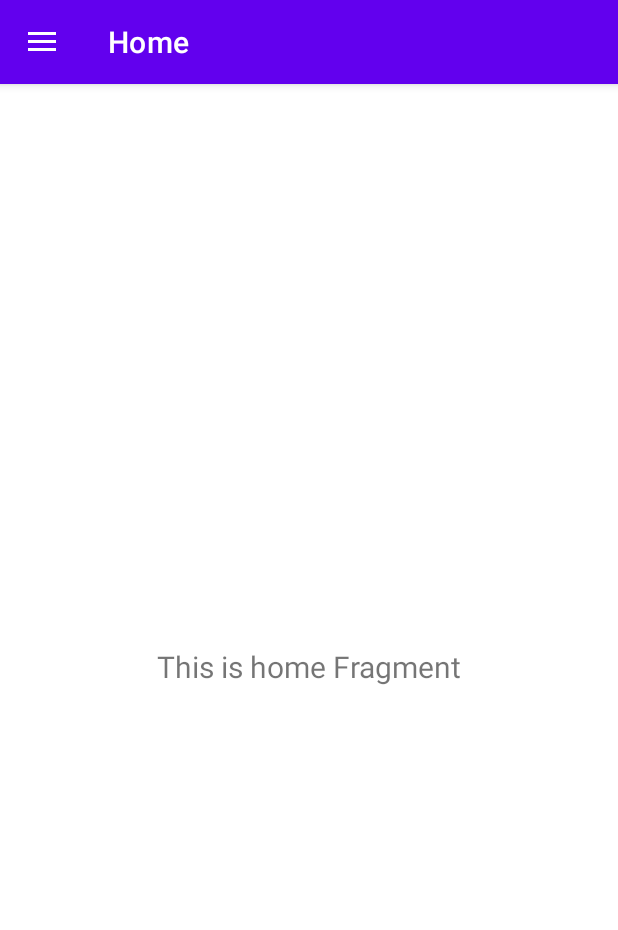
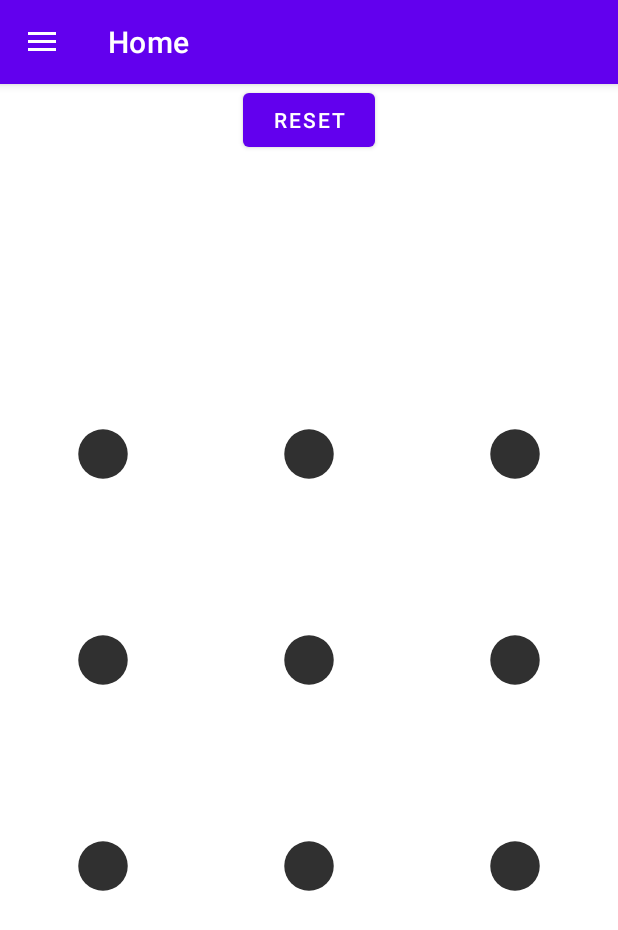
Before and after one commit to IO-Bezpiecznik/bezpiecznik, an Android app: the screen it shows after launch (MainActivity), on a phone screen of 412 x 824 dp. Shown: the top 930 px of the screen. Run offline under Robolectric (Android 15) with nearby library versions, the phone set to English and light mode, and no system bars; our stand-ins replace Room's generated code, navigation-ui.

Commit message:
displaying lock pattern view on the home fragment

```diff
--- a/app/src/main/java/com/example/bezpiecznik/ui/home/HomeFragment.kt
+++ b/app/src/main/java/com/example/bezpiecznik/ui/home/HomeFragment.kt
@@ -4,11 +4,13 @@ import android.os.Bundle
 import android.view.LayoutInflater
 import android.view.View
 import android.view.ViewGroup
+import android.widget.Button
 import android.widget.TextView
 import androidx.fragment.app.Fragment
 import androidx.lifecycle.Observer
 import androidx.lifecycle.ViewModelProvider
 import com.example.bezpiecznik.databinding.FragmentHomeBinding
+import com.example.bezpiecznik.ui.lockPatternView.LockPatternView
 
 class HomeFragment : Fragment() {
     private lateinit var homeViewModel: HomeViewModel
@@ -27,10 +29,15 @@ class HomeFragment : Fragment() {
         _binding = FragmentHomeBinding.inflate(inflater, container, false)
         val root: View = binding.root
 
-        val textView: TextView = binding.textHome
-        homeViewModel.text.observe(viewLifecycleOwner, Observer {
-            textView.text = it
-        })
+        val lpv: LockPatternView = binding.plvMain
+        lpv.listOfPoints = homeViewModel.listOfPoints
+        lpv.setSize(homeViewModel.size[0], homeViewModel.size[1])
+
+        val resetButton: Button = binding.btnReset
+        resetButton.setOnClickListener {
+            lpv.reset()
+        }
+
         return root
     }
 
--- a/app/src/main/java/com/example/bezpiecznik/ui/home/HomeViewModel.kt
+++ b/app/src/main/java/com/example/bezpiecznik/ui/home/HomeViewModel.kt
@@ -6,8 +6,11 @@ import androidx.lifecycle.ViewModel
 
 class HomeViewModel : ViewModel() {
 
-    private val _text = MutableLiveData<String>().apply {
-        value = "This is home Fragment"
-    }
-    val text: LiveData<String> = _text
+    var listOfPoints: List<List<Int>> = listOf(
+        listOf(1,1,1),
+        listOf(1,1,1),
+        listOf(1,1,1)
+    )
+
+    var size: List<Int> = listOf(3, 3)
 }
--- a/app/src/main/res/layout/fragment_home.xml
+++ b/app/src/main/res/layout/fragment_home.xml
@@ -6,17 +6,22 @@
     android:layout_height="match_parent"
     tools:context=".ui.home.HomeFragment">
 
-    <TextView
-        android:id="@+id/text_home"
+    <com.example.bezpiecznik.ui.lockPatternView.LockPatternView
+        android:id="@+id/plv_main"
         android:layout_width="match_parent"
         android:layout_height="wrap_content"
-        android:layout_marginStart="8dp"
-        android:layout_marginTop="8dp"
-        android:layout_marginEnd="8dp"
-        android:textAlignment="center"
-        android:textSize="20sp"
         app:layout_constraintBottom_toBottomOf="parent"
-        app:layout_constraintEnd_toEndOf="parent"
-        app:layout_constraintStart_toStartOf="parent"
-        app:layout_constraintTop_toTopOf="parent" />
+        app:layout_constraintLeft_toLeftOf="parent"
+        app:layout_constraintRight_toRightOf="parent"
+        app:layout_constraintTop_toTopOf="parent"/>
+
+    <Button
+        android:id="@+id/btn_reset"
+        android:layout_width="wrap_content"
+        android:layout_height="wrap_content"
+        android:text="reset"
+        app:layout_constraintTop_toTopOf="parent"
+        app:layout_constraintLeft_toLeftOf="parent"
+        app:layout_constraintRight_toRightOf="parent"/>
+
 </androidx.constraintlayout.widget.ConstraintLayout>
```
